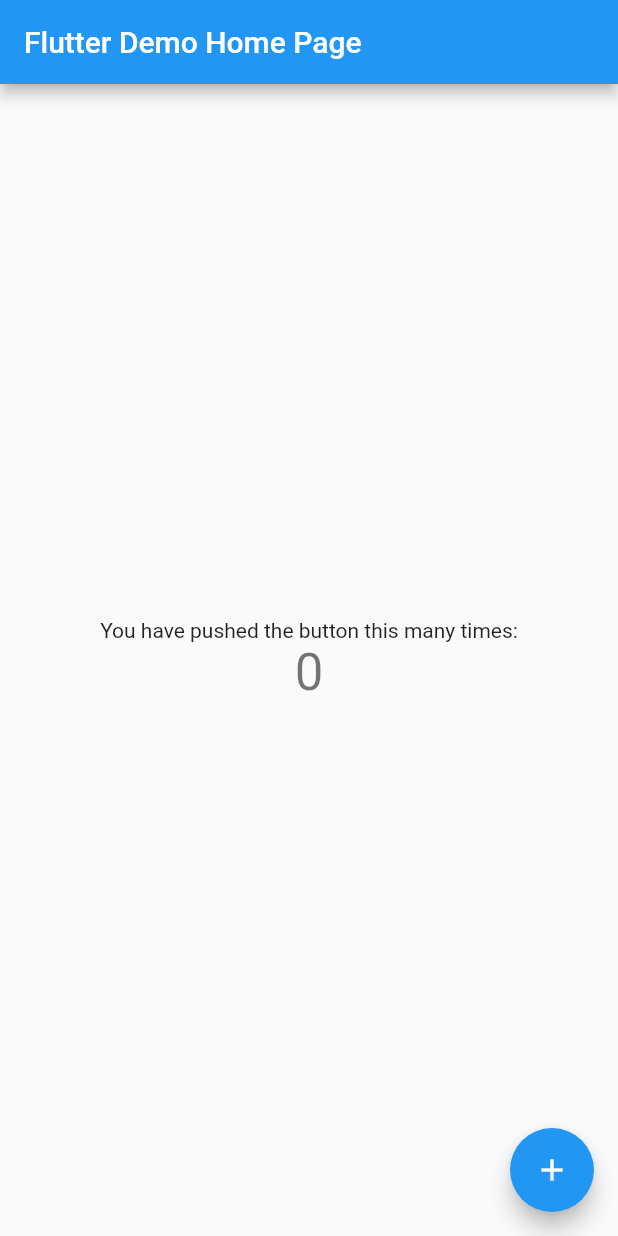
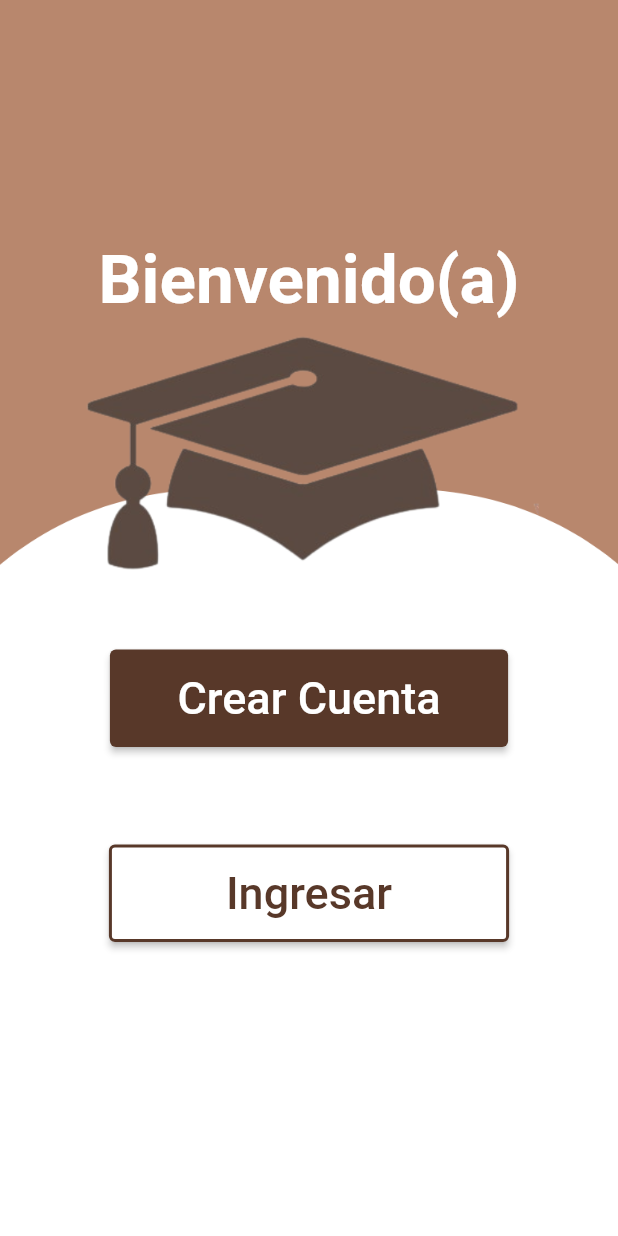
Before and after one commit to marianalG0/justy, a Flutter app: the screen it shows after launch, on a phone screen of 412 x 824 dp. Run offline on Flutter 3.47's test engine with Material 2 defaults, Android fonts, the phone set to English and light mode, and no system bars.

Commit message:
subiendo el -homepage- y el splasscreen finalizado

```diff
--- a/lib/main.dart
+++ b/lib/main.dart
@@ -1,4 +1,5 @@
 import 'package:flutter/material.dart';
+import 'package:justy_app/src/pages/homepage.dart';
 
 void main() {
   runApp(const MyApp());
@@ -7,109 +8,13 @@
 class MyApp extends StatelessWidget {
   const MyApp({super.key});
 
-  // This widget is the root of your application.
   @override
   Widget build(BuildContext context) {
     return MaterialApp(
-      title: 'Flutter Demo',
-      theme: ThemeData(
-        // This is the theme of your application.
-        //
-        // Try running your application with "flutter run". You'll see the
-        // application has a blue toolbar. Then, without quitting the app, try
-        // changing the primarySwatch below to Colors.green and then invoke
-        // "hot reload" (press "r" in the console where you ran "flutter run",
-        // or simply save your changes to "hot reload" in a Flutter IDE).
-        // Notice that the counter didn't reset back to zero; the application
-        // is not restarted.
-        primarySwatch: Colors.blue,
-      ),
-      home: const MyHomePage(title: 'Flutter Demo Home Page'),
+      title: 'material app',
+      debugShowCheckedModeBanner: false,
+      initialRoute: 'homepage',
+      routes: {'homepage': (BuildContext context) => const homePage()},
     );
   }
 }
-
-class MyHomePage extends StatefulWidget {
-  const MyHomePage({super.key, required this.title});
-
-  // This widget is the home page of your application. It is stateful, meaning
-  // that it has a State object (defined below) that contains fields that affect
-  // how it looks.
-
-  // This class is the configuration for the state. It holds the values (in this
-  // case the title) provided by the parent (in this case the App widget) and
-  // used by the build method of the State. Fields in a Widget subclass are
-  // always marked "final".
-
-  final String title;
-
-  @override
-  State<MyHomePage> createState() => _MyHomePageState();
-}
-
-class _MyHomePageState extends State<MyHomePage> {
-  int _counter = 0;
-
-  void _incrementCounter() {
-    setState(() {
-      // This call to setState tells the Flutter framework that something has
-      // changed in this State, which causes it to rerun the build method below
-      // so that the display can reflect the updated values. If we changed
-      // _counter without calling setState(), then the build method would not be
-      // called again, and so nothing would appear to happen.
-      _counter++;
-    });
-  }
-
-  @override
-  Widget build(BuildContext context) {
-    // This method is rerun every time setState is called, for instance as done
-    // by the _incrementCounter method above.
-    //
-    // The Flutter framework has been optimized to make rerunning build methods
-    // fast, so that you can just rebuild anything that needs updating rather
-    // than having to individually change instances of widgets.
-    return Scaffold(
-      appBar: AppBar(
-        // Here we take the value from the MyHomePage object that was created by
-        // the App.build method, and use it to set our appbar title.
-        title: Text(widget.title),
-      ),
-      body: Center(
-        // Center is a layout widget. It takes a single child and positions it
-        // in the middle of the parent.
-        child: Column(
-          // Column is also a layout widget. It takes a list of children and
-          // arranges them vertically. By default, it sizes itself to fit its
-          // children horizontally, and tries to be as tall as its parent.
-          //
-          // Invoke "debug painting" (press "p" in the console, choose the
-          // "Toggle Debug Paint" action from the Flutter Inspector in Android
-          // Studio, or the "Toggle Debug Paint" command in Visual Studio Code)
-          // to see the wireframe for each widget.
-          //
-          // Column has various properties to control how it sizes itself and
-          // how it positions its children. Here we use mainAxisAlignment to
-          // center the children vertically; the main axis here is the vertical
-          // axis because Columns are vertical (the cross axis would be
-          // horizontal).
-          mainAxisAlignment: MainAxisAlignment.center,
-          children: <Widget>[
-            const Text(
-              'You have pushed the button this many times:',
-            ),
-            Text(
-              '$_counter',
-              style: Theme.of(context).textTheme.headlineMedium,
-            ),
-          ],
-        ),
-      ),
-      floatingActionButton: FloatingActionButton(
-        onPressed: _incrementCounter,
-        tooltip: 'Increment',
-        child: const Icon(Icons.add),
-      ), // This trailing comma makes auto-formatting nicer for build methods.
-    );
-  }
-}
--- /dev/null
+++ b/lib/src/pages/homepage.dart
@@ -0,0 +1,69 @@
+import 'package:flutter/material.dart';
+
+class homePage extends StatelessWidget {
+  const homePage({super.key});
+
+  @override
+  Widget build(BuildContext context) {
+    return Scaffold(
+        body: Center(
+      child: Container(
+        decoration: const BoxDecoration(
+          image: DecorationImage(
+              image: AssetImage('assets/fondo.png'), fit: BoxFit.cover),
+        ),
+        child: Center(
+          child: Column(
+            children: [
+              Container(
+                margin: EdgeInsets.only(top: 150),
+                alignment: Alignment.center,
+                padding: EdgeInsets.all(10.0),
+                child: Text('Bienvenido(a)',
+                    style: TextStyle(
+                        color: Colors.white,
+                        fontSize: 45,
+                        fontWeight: FontWeight.bold)),
+              ),
+              Container(
+                  margin: EdgeInsets.only(top: 200),
+                  alignment: Alignment.center,
+                  padding: EdgeInsets.all(10.0),
+                  child: ElevatedButton(
+                    onPressed: () {},
+                    child: Text(
+                      'Crear Cuenta',
+                      style: TextStyle(fontSize: 30),
+                    ),
+                    style: ElevatedButton.styleFrom(
+                      backgroundColor: Color.fromRGBO(88, 56, 41, 1),
+                      padding: EdgeInsets.only(
+                          left: 45, right: 45, top: 15, bottom: 15),
+                    ),
+                  )),
+              Container(
+                  margin: EdgeInsets.only(top: 45),
+                  alignment: Alignment.center,
+                  padding: EdgeInsets.all(10.0),
+                  child: ElevatedButton(
+                    onPressed: () {},
+                    child: Text(
+                      'Ingresar',
+                      style: TextStyle(
+                          fontSize: 30, color: Color.fromRGBO(88, 56, 41, 1)),
+                    ),
+                    style: ElevatedButton.styleFrom(
+                      side: BorderSide(
+                          width: 2, color: Color.fromRGBO(88, 56, 41, 1)),
+                      backgroundColor: Color.fromRGBO(255, 255, 255, 1),
+                      padding: EdgeInsets.only(
+                          left: 78, right: 78, top: 15, bottom: 15),
+                    ),
+                  ))
+            ],
+          ),
+        ),
+      ),
+    ));
+  }
+}
```
Also changed, not shown: pubspec.yaml (+10 -3 lines), assets/fondo.png (added), assets/icon/icono_justify.png (added), pubspec.lock, 30 other files.
